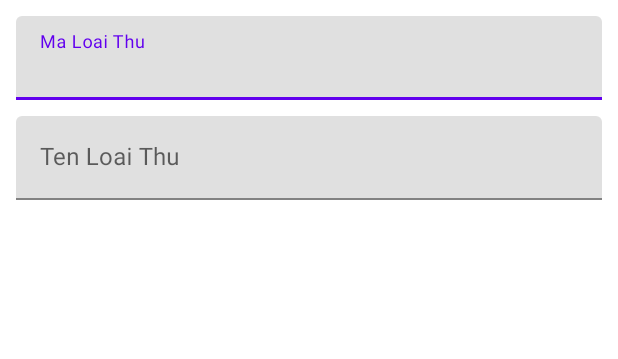
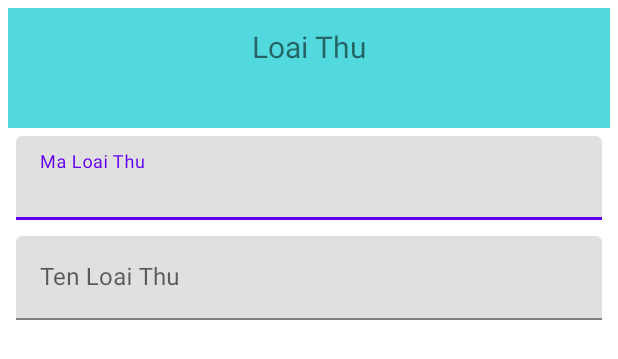
Before and after one commit to hiepb5222/QuanLyChiTieu_N23, an Android app: the layout dialog_loai_thu.xml on its own in the app's theme, with its tools: preview values and no code run, on a phone screen of 412 x 824 dp. Shown: the top 359 px of the screen. Run offline under Robolectric (Android 15) with nearby library versions, the phone set to English and light mode, and no system bars.

Commit message:
Hiep commit

```diff
--- a/app/src/main/res/layout/dialog_loai_thu.xml
+++ b/app/src/main/res/layout/dialog_loai_thu.xml
@@ -4,6 +4,22 @@
     android:layout_height="wrap_content"
     android:orientation="vertical"
     android:padding="5dp">
+
+    <LinearLayout
+        android:layout_width="match_parent"
+        android:layout_height="80dp"
+        android:background="#52D9DD"
+        android:orientation="vertical">
+
+        <TextView
+            android:id="@+id/textView2"
+            android:layout_width="match_parent"
+            android:layout_height="wrap_content"
+            android:layout_margin="12dp"
+            android:gravity="center"
+            android:text="Loai Thu"
+            android:textSize="20sp" />
+    </LinearLayout>
 
     <com.google.android.material.textfield.TextInputLayout
         android:layout_width="match_parent"
```
